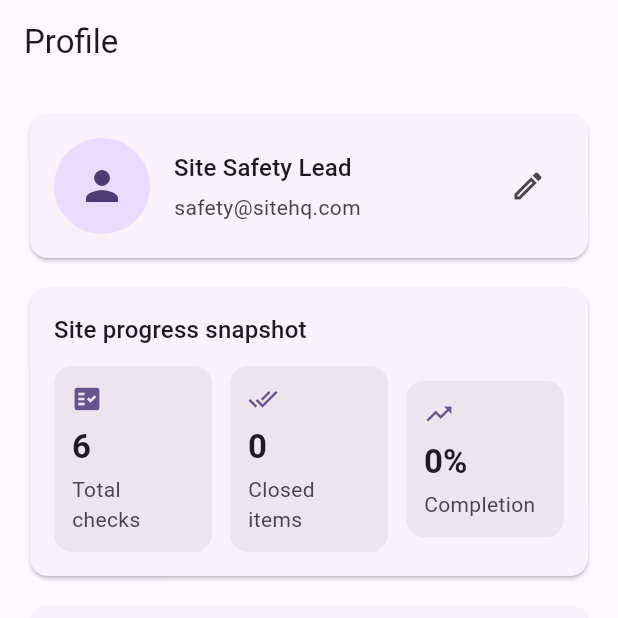
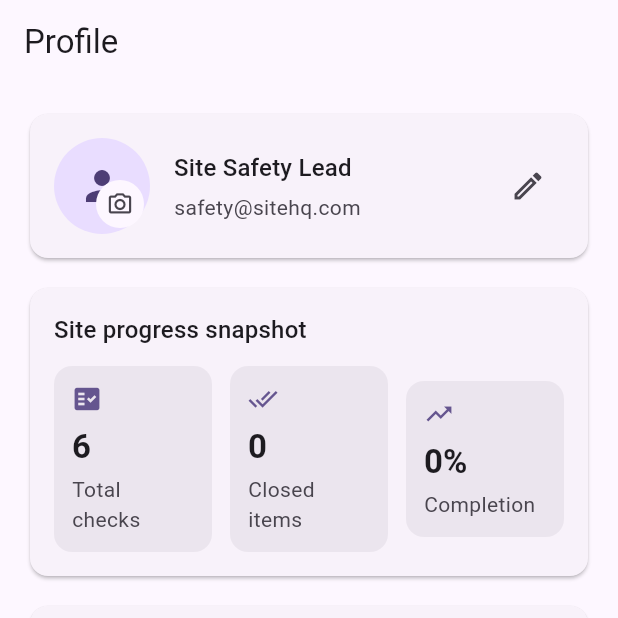
Before and after one commit to TouchTheara/checklistapp, a Flutter app: the HomeView screen opened directly, item 4 of the bottom bar chosen, on a phone screen of 412 x 824 dp, the top half of it. Run offline on Flutter 3.47's test engine with Material 3 defaults, Android fonts, the light colour scheme and no system bars; our stand-ins replace fl_chart, get, image_picker, shared_preferences; accounts and stored records are empty.

Commit message:
add translation and update profile image

```diff
--- a/lib/app/data/models/profile.dart
+++ b/lib/app/data/models/profile.dart
@@ -3,22 +3,26 @@ class Profile {
     this.name = 'Site Safety Lead',
     this.email = 'safety@sitehq.com',
     this.notificationsEnabled = true,
+    this.avatarPath,
   });
 
   final String name;
   final String email;
   final bool notificationsEnabled;
+  final String? avatarPath;
 
   Profile copyWith({
     String? name,
     String? email,
     bool? notificationsEnabled,
+    String? avatarPath,
   }) {
     return Profile(
       name: name ?? this.name,
       email: email ?? this.email,
       notificationsEnabled:
           notificationsEnabled ?? this.notificationsEnabled,
+      avatarPath: avatarPath ?? this.avatarPath,
     );
   }
 
@@ -27,15 +31,17 @@ class Profile {
       'name': name,
       'email': email,
       'notificationsEnabled': notificationsEnabled,
+      'avatarPath': avatarPath,
     };
   }
 
   factory Profile.fromJson(Map<String, dynamic> json) {
     return Profile(
-      name: json['name'] as String? ?? 'Checklist Pro',
-      email: json['email'] as String? ?? 'team@acme.inc',
+      name: json['name'] as String? ?? 'Site Safety Lead',
+      email: json['email'] as String? ?? 'safety@sitehq.com',
       notificationsEnabled:
           json['notificationsEnabled'] as bool? ?? true,
+      avatarPath: json['avatarPath'] as String?,
     );
   }
 }
--- a/lib/app/data/repositories/profile_repository.dart
+++ b/lib/app/data/repositories/profile_repository.dart
@@ -37,6 +37,11 @@ class ProfileRepository extends GetxService {
     await _persist();
   }
 
+  Future<void> updateAvatar(String? path) async {
+    _profile.value = _profile.value.copyWith(avatarPath: path);
+    await _persist();
+  }
+
   Future<void> _persist() async {
     final prefs = await SharedPreferences.getInstance();
     await prefs.setString(_profileKey, jsonEncode(_profile.value.toJson()));
--- a/lib/app/i18n/app_translations.dart
+++ b/lib/app/i18n/app_translations.dart
@@ -74,6 +74,11 @@ class AppTranslations extends Translations {
           'support.guide.desc': 'Best practices for checklists on site',
           'support.copied': 'Support email copied',
           'support.copied.desc': 'Paste it into your mail app to reach us.',
+          'profile.photo.updated': 'Profile photo updated',
+          'profile.photo.error': 'Could not update photo. Please try again.',
+          'profile.photo.unsupported': 'Image picking not available here.',
+          'profile.photo.gallery': 'Gallery',
+          'profile.photo.camera': 'Camera',
           'form.name': 'Name',
           'form.name.hint': 'Your name',
           'form.name.error': 'Please enter your name',
@@ -157,6 +162,11 @@ class AppTranslations extends Translations {
           'support.guide.desc': 'អនុវត្តល្អបំផុតសម្រាប់បញ្ជីត្រួតពិនិត្យ',
           'support.copied': 'បានចម្លងអ៊ីមែលគាំទ្រ',
           'support.copied.desc': 'បិទភ្ជាប់ចូល app អ៊ីមែល ដើម្បីទាក់ទងយើង។',
+          'profile.photo.updated': 'បានបញ្ចូលរូបភាពថ្មី',
+          'profile.photo.error': 'មិនអាចផ្លាស់ប្ដូររូបភាពបាន សូមព្យាយាមម្ដងទៀត',
+          'profile.photo.unsupported': 'មិនអាចជ្រើសរូបភាពលើវេទិកានេះបានទេ',
+          'profile.photo.gallery': 'វិចិត្រសាល',
+          'profile.photo.camera': 'កាមេរ៉ា',
           'form.name': 'ឈ្មោះ',
           'form.name.hint': 'ឈ្មោះរបស់អ្នក',
           'form.name.error': 'សូមបញ្ចូលឈ្មោះ',
--- a/lib/app/modules/profile/controllers/profile_controller.dart
+++ b/lib/app/modules/profile/controllers/profile_controller.dart
@@ -12,6 +12,7 @@ class ProfileController extends GetxController {
 
   Profile get profile => _profileRepository.profile;
   bool get notificationsEnabled => _profileRepository.profile.notificationsEnabled;
+  String? get avatarPath => _profileRepository.profile.avatarPath;
 
   int get totalCount => _todoRepository.totalCount;
   int get completedCount => _todoRepository.completedCount;
@@ -33,5 +34,11 @@ class ProfileController extends GetxController {
     return _profileRepository.toggleNotifications(enabled);
   }
 
+  Future<void> updateAvatar(String? path) async {
+    await _profileRepository.updateProfile(
+      _profileRepository.profile.copyWith(avatarPath: path),
+    );
+  }
+
   String get supportEmail => ProfileRepository.supportEmail;
 }
--- a/lib/app/modules/profile/views/profile_view.dart
+++ b/lib/app/modules/profile/views/profile_view.dart
@@ -1,5 +1,9 @@
+import 'dart:io';
+
 import 'package:flutter/material.dart';
+import 'package:flutter/services.dart';
 import 'package:get/get.dart';
+import 'package:image_picker/image_picker.dart';
 
 import '../../../controllers/app_controller.dart';
 import '../../../data/models/profile.dart';
@@ -27,15 +31,7 @@ class ProfileView extends GetView<ProfileController> {
               padding: const EdgeInsets.all(16),
               child: Row(
                 children: [
-                  CircleAvatar(
-                    radius: 32,
-                    backgroundColor: theme.colorScheme.primaryContainer,
-                    child: Icon(
-                      Icons.person,
-                      size: 32,
-                      color: theme.colorScheme.onPrimaryContainer,
-                    ),
-                  ),
+                  _ProfileAvatar(controller: controller),
                   const SizedBox(width: 16),
                   Expanded(
                     child: Column(
@@ -200,6 +196,51 @@ class _ProfileStat extends StatelessWidget {
   }
 }
 
+class _ProfileAvatar extends StatelessWidget {
+  const _ProfileAvatar({required this.controller});
+
+  final ProfileController controller;
+
+  @override
+  Widget build(BuildContext context) {
+    final theme = Theme.of(context);
+    final avatarPath = controller.avatarPath;
+    final hasImage = avatarPath != null && avatarPath.isNotEmpty;
+    return Stack(
+      clipBehavior: Clip.none,
+      children: [
+        CircleAvatar(
+          radius: 32,
+          backgroundColor: theme.colorScheme.primaryContainer,
+          backgroundImage:
+              hasImage ? FileImage(File(avatarPath)) as ImageProvider : null,
+          child: hasImage
+              ? null
+              : Icon(
+                  Icons.person,
+                  size: 32,
+                  color: theme.colorScheme.onPrimaryContainer,
+                ),
+        ),
+        Positioned(
+          bottom: -4,
+          right: -4,
+          child: IconButton(
+            tooltip: 'profile.edit'.tr,
+            style: IconButton.styleFrom(
+              backgroundColor: theme.colorScheme.surface,
+              minimumSize: const Size(32, 32),
+              padding: const EdgeInsets.all(4),
+            ),
+            icon: const Icon(Icons.camera_alt_outlined, size: 18),
+            onPressed: () => _showImageSourceSheet(context),
+          ),
+        ),
+      ],
+    );
+  }
+}
+
 Future<void> _openEditProfile(BuildContext context) async {
   final controller = Get.find<ProfileController>();
   final updated = await showModalBottomSheet<Profile>(
@@ -218,8 +259,8 @@ Future<void> _openEditProfile(BuildContext context) async {
       email: updated.email,
     );
     Get.snackbar(
-      'Profile updated',
-      'Your details were saved.',
+      'profile.edit'.tr,
+      'profile.photo.updated'.tr,
       snackPosition: SnackPosition.BOTTOM,
     );
   }
@@ -254,6 +295,64 @@ void _showLanguageSheet(BuildContext context, AppController appController) {
       );
     },
   );
+}
+
+Future<void> _showImageSourceSheet(BuildContext context) async {
+  if (!GetPlatform.isAndroid && !GetPlatform.isIOS) {
+    Get.snackbar(
+      'profile.edit'.tr,
+      'profile.photo.unsupported'.tr,
+      snackPosition: SnackPosition.BOTTOM,
+    );
+    return;
+  }
+
+  final source = await showModalBottomSheet<ImageSource>(
+    context: context,
+    builder: (ctx) {
+      return SafeArea(
+        child: Column(
+          mainAxisSize: MainAxisSize.min,
+          children: [
+            ListTile(
+              leading: const Icon(Icons.photo_library_outlined),
+              title: Text('profile.photo.gallery'.tr),
+              onTap: () => Navigator.of(ctx).pop(ImageSource.gallery),
+            ),
+            ListTile(
+              leading: const Icon(Icons.photo_camera_outlined),
+              title: Text('profile.photo.camera'.tr),
+              onTap: () => Navigator.of(ctx).pop(ImageSource.camera),
+            ),
+          ],
+        ),
+      );
+    },
+  );
+
+  if (source == null) return;
+  await _pickProfileImage(context, source);
+}
+
+Future<void> _pickProfileImage(BuildContext context, ImageSource source) async {
+  final controller = Get.find<ProfileController>();
+  final picker = ImagePicker();
+  try {
+    final result = await picker.pickImage(source: source);
+    if (result == null) return;
+    await controller.updateAvatar(result.path);
+    Get.snackbar(
+      'profile.edit'.tr,
+      'profile.photo.updated'.tr,
+      snackPosition: SnackPosition.BOTTOM,
+    );
+  } on PlatformException {
+    Get.snackbar(
+      'profile.edit'.tr,
+      'profile.photo.error'.tr,
+      snackPosition: SnackPosition.BOTTOM,
+    );
+  }
 }
 
 class _ProfileEditSheet extends StatefulWidget {
--- a/pubspec.yaml
+++ b/pubspec.yaml
@@ -35,6 +35,7 @@ dependencies:
   fl_chart: ^0.69.0
   uuid: ^4.5.1
   shared_preferences: ^2.2.2
+  image_picker: ^1.0.7
 
 dev_dependencies:
   flutter_test:
```
Also changed, not shown: pubspec.lock, 5 other files.
